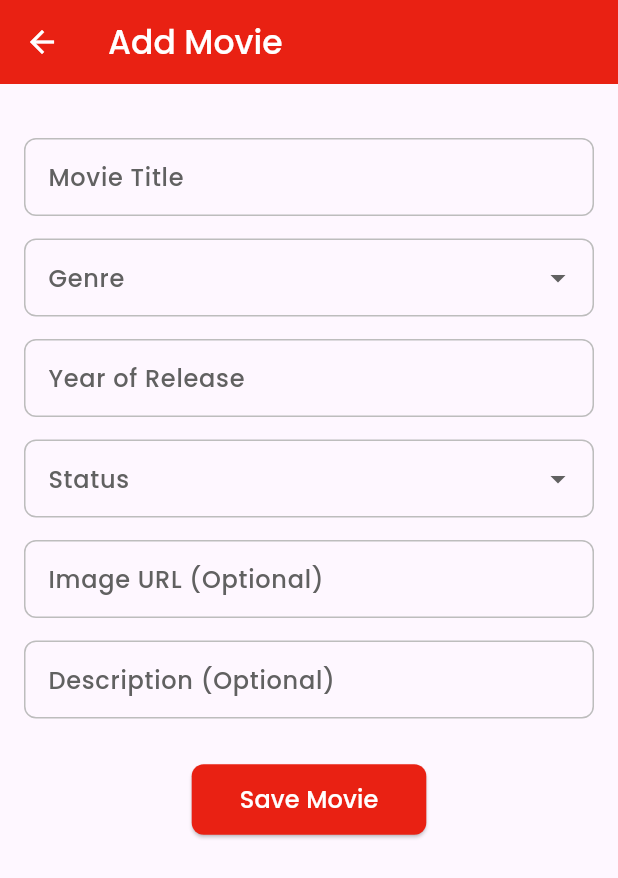
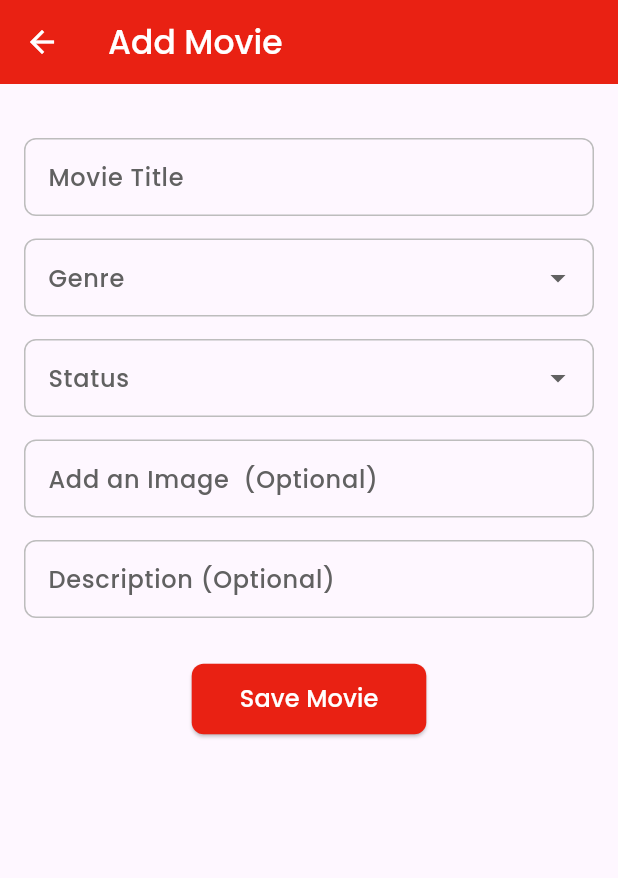
Before and after one commit to gewooo/cineboxv1, a Flutter app: the screen it shows after launch, after a tap on "Add Movie", on a phone screen of 412 x 824 dp. Shown: the top 878 px of the screen. Run offline on Flutter 3.47's test engine with Material 3 defaults, Android fonts, the phone set to English and light mode, and no system bars; our stand-ins replace sqflite; accounts and stored records are empty.

Commit message:
Update add_movies.dart

```diff
--- a/lib/screens/add_movies.dart
+++ b/lib/screens/add_movies.dart
@@ -14,7 +14,6 @@ class AddMovies extends StatefulWidget {
 class _AddMoviesState extends State<AddMovies> {
   final DbHelper movieDb = DbHelper.instance;
   final titleCtrl = TextEditingController();
-  final yearCtrl = TextEditingController();
   final genreCtrl = TextEditingController();
   final imgCtrl = TextEditingController();
   final descriptionCtrl = TextEditingController();
@@ -24,27 +23,23 @@ class _AddMoviesState extends State<AddMovies> {
     'Cartoon',
     'Comedy',
     'Drama',
-    'Fantasy',
-    'Science Fiction',
     'Horror',
-    'Paranormal',
+    'Historical',
+    'Musical',
     'Romance',
-    'Reality TV',
-    'Musical',
-    'Other'
+    'Crime'
   ];
 
   final List<String> statuses = ['To Watch', 'Watched'];
-
   String? selectedStatus;
 
   @override
   Widget build(BuildContext context) {
     return Scaffold(
       appBar: AppBar(
-        title: const Text(
+        title: Text(
           'Add Movie',
-          style: TextStyle(color: Colors.white, fontFamily: 'Poppins'),
+          style: TextStyle(color: Colors.white),
         ),
         backgroundColor: Color.fromARGB(255, 233, 33, 19),
       ),
@@ -54,7 +49,7 @@ class _AddMoviesState extends State<AddMovies> {
           child: Column(
             crossAxisAlignment: CrossAxisAlignment.start,
             children: [
-              const SizedBox(height: 20),
+              SizedBox(height: 20),
               TextField(
                 controller: titleCtrl,
                 decoration: InputDecoration(
@@ -65,16 +60,18 @@ class _AddMoviesState extends State<AddMovies> {
                   ),
                   focusedBorder: OutlineInputBorder(
                     borderRadius: BorderRadius.circular(8),
-                    borderSide: BorderSide(color: Color.fromARGB(255, 233, 33, 19)),
+                    borderSide:
+                        BorderSide(color: Color.fromARGB(255, 233, 33, 19)),
                   ),
                   enabledBorder: OutlineInputBorder(
                     borderRadius: BorderRadius.circular(8),
                     borderSide: BorderSide(color: Colors.grey[400]!),
                   ),
-                  contentPadding: EdgeInsets.symmetric(vertical: 14, horizontal: 12),
+                  contentPadding:
+                      EdgeInsets.symmetric(vertical: 14, horizontal: 12),
                 ),
               ),
-              const SizedBox(height: 15),
+              SizedBox(height: 15),
               DropdownButtonFormField<String>(
                 value: genreCtrl.text.isEmpty ? null : genreCtrl.text,
                 isExpanded: false,
@@ -86,13 +83,15 @@ class _AddMoviesState extends State<AddMovies> {
                   ),
                   focusedBorder: OutlineInputBorder(
                     borderRadius: BorderRadius.circular(8),
-                    borderSide: BorderSide(color: Color.fromARGB(255, 233, 33, 19)),
+                    borderSide:
+                        BorderSide(color: Color.fromARGB(255, 233, 33, 19)),
                   ),
                   enabledBorder: OutlineInputBorder(
                     borderRadius: BorderRadius.circular(8),
                     borderSide: BorderSide(color: Colors.grey[400]!),
                   ),
-                  contentPadding: EdgeInsets.symmetric(vertical: 14, horizontal: 12),
+                  contentPadding:
+                      EdgeInsets.symmetric(vertical: 14, horizontal: 12),
                 ),
                 items: genres.map((String genre) {
                   return DropdownMenuItem<String>(
@@ -106,28 +105,7 @@ class _AddMoviesState extends State<AddMovies> {
                   });
                 },
               ),
-              const SizedBox(height: 15),
-              TextField(
-                controller: yearCtrl,
-                decoration: InputDecoration(
-                  labelText: 'Year of Release',
-                  labelStyle: TextStyle(color: Colors.grey[700]),
-                  border: OutlineInputBorder(
-                    borderRadius: BorderRadius.circular(8),
-                  ),
-                  focusedBorder: OutlineInputBorder(
-                    borderRadius: BorderRadius.circular(8),
-                    borderSide: BorderSide(color: Color.fromARGB(255, 233, 33, 19)),
-                  ),
-                  enabledBorder: OutlineInputBorder(
-                    borderRadius: BorderRadius.circular(8),
-                    borderSide: BorderSide(color: Colors.grey[400]!),
-                  ),
-                  contentPadding: EdgeInsets.symmetric(vertical: 14, horizontal: 12),
-                ),
-                keyboardType: TextInputType.number,
-              ),
-              const SizedBox(height: 15),
+              SizedBox(height: 15),
               DropdownButtonFormField<String>(
                 value: selectedStatus,
                 decoration: InputDecoration(
@@ -138,13 +116,15 @@ class _AddMoviesState extends State<AddMovies> {
                   ),
                   focusedBorder: OutlineInputBorder(
                     borderRadius: BorderRadius.circular(8),
-                    borderSide: BorderSide(color: Color.fromARGB(255, 233, 33, 19)),
+                    borderSide:
+                        BorderSide(color: Color.fromARGB(255, 233, 33, 19)),
                   ),
                   enabledBorder: OutlineInputBorder(
                     borderRadius: BorderRadius.circular(8),
                     borderSide: BorderSide(color: Colors.grey[400]!),
                   ),
-                  contentPadding: EdgeInsets.symmetric(vertical: 14, horizontal: 12),
+                  contentPadding:
+                      EdgeInsets.symmetric(vertical: 14, horizontal: 12),
                 ),
                 items: statuses.map((String status) {
                   return DropdownMenuItem<String>(
@@ -158,27 +138,29 @@ class _AddMoviesState extends State<AddMovies> {
                   });
                 },
               ),
-              const SizedBox(height: 15),
+              SizedBox(height: 15),
               TextField(
                 controller: imgCtrl,
                 decoration: InputDecoration(
-                  labelText: 'Image URL (Optional)',
+                  labelText: 'Add an Image  (Optional)',
                   labelStyle: TextStyle(color: Colors.grey[700]),
                   border: OutlineInputBorder(
                     borderRadius: BorderRadius.circular(8),
                   ),
                   focusedBorder: OutlineInputBorder(
                     borderRadius: BorderRadius.circular(8),
-                    borderSide: BorderSide(color: Color.fromARGB(255, 233, 33, 19)),
+                    borderSide:
+                        BorderSide(color: Color.fromARGB(255, 233, 33, 19)),
                   ),
                   enabledBorder: OutlineInputBorder(
                     borderRadius: BorderRadius.circular(8),
                     borderSide: BorderSide(color: Colors.grey[400]!),
                   ),
-                  contentPadding: EdgeInsets.symmetric(vertical: 14, horizontal: 12),
+                  contentPadding:
+                      EdgeInsets.symmetric(vertical: 14, horizontal: 12),
                 ),
               ),
-              const SizedBox(height: 15),
+              SizedBox(height: 15),
               TextField(
                 keyboardType: TextInputType.multiline,
                 maxLines: null,
@@ -191,13 +173,15 @@ class _AddMoviesState extends State<AddMovies> {
                   ),
                   focusedBorder: OutlineInputBorder(
                     borderRadius: BorderRadius.circular(8),
-                    borderSide: BorderSide(color: Color.fromARGB(255, 233, 33, 19)),
+                    borderSide:
+                        BorderSide(color: Color.fromARGB(255, 233, 33, 19)),
                   ),
                   enabledBorder: OutlineInputBorder(
                     borderRadius: BorderRadius.circular(8),
                     borderSide: BorderSide(color: Colors.grey[400]!),
                   ),
-                  contentPadding: EdgeInsets.symmetric(vertical: 14, horizontal: 12),
+                  contentPadding:
+                      EdgeInsets.symmetric(vertical: 14, horizontal: 12),
                 ),
               ),
               SizedBox(height: 30),
@@ -230,7 +214,6 @@ class _AddMoviesState extends State<AddMovies> {
   void addToList() async {
     if (titleCtrl.text.isEmpty ||
         genreCtrl.text.isEmpty ||
-        yearCtrl.text.isEmpty ||
         selectedStatus == null) {
       ScaffoldMessenger.of(context).showSnackBar(
         const SnackBar(content: Text('Please fill in all required fields')),
@@ -241,7 +224,6 @@ class _AddMoviesState extends State<AddMovies> {
     final movie = MovieDetails(
       title: titleCtrl.text,
       genre: genreCtrl.text,
-      year: int.tryParse(yearCtrl.text) ?? 0,
       status: selectedStatus!,
       imageUrl: imgCtrl.text.isNotEmpty ? imgCtrl.text : null,
       description:
```
